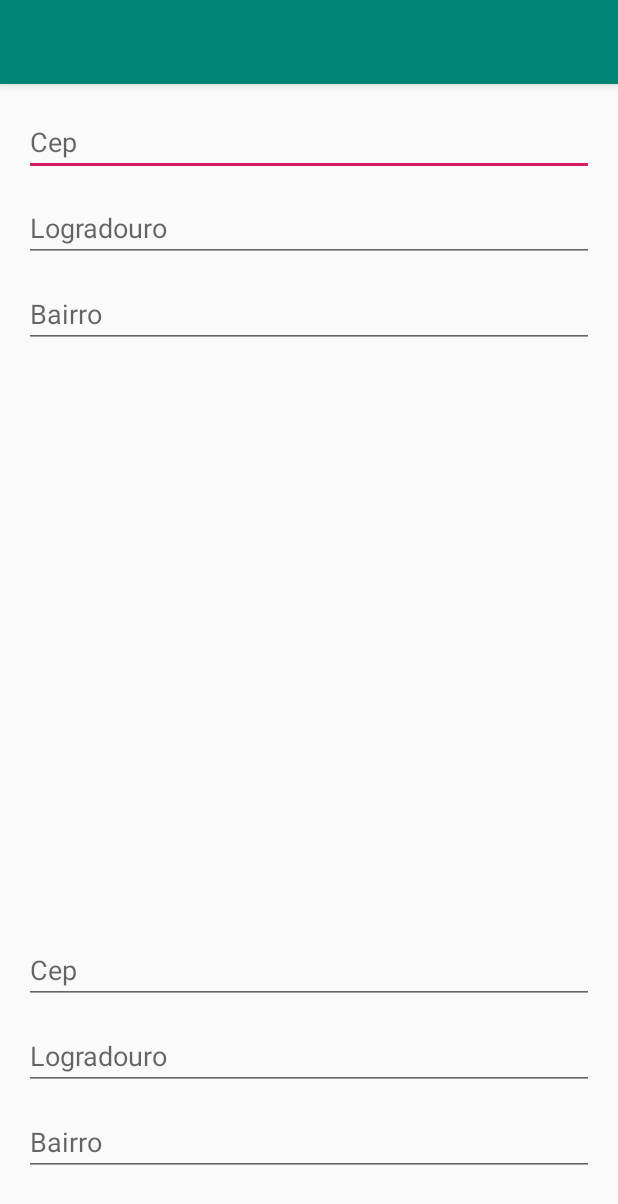
After one commit to kelydsc/BuscaCepRetrofit, an Android app: the layout activity_retorna_ceps.xml on its own in the app's theme, with its tools: preview values and no code run, on a phone screen of 412 x 824 dp. The commit adds this screen. Shown: the top 1204 px of the screen. Run offline under Robolectric (Android 15) with nearby library versions, the phone set to English and light mode, and no system bars.

Commit message:
Inclusão de retorno de cep a partir do endereço.

```diff
--- /dev/null
+++ b/app/src/main/res/layout/activity_retorna_ceps.xml
@@ -0,0 +1,37 @@
+<?xml version="1.0" encoding="utf-8"?>
+<androidx.constraintlayout.widget.ConstraintLayout xmlns:android="http://schemas.android.com/apk/res/android"
+    xmlns:app="http://schemas.android.com/apk/res-auto"
+    xmlns:tools="http://schemas.android.com/tools"
+    android:layout_width="match_parent"
+    android:layout_height="match_parent"
+    tools:context=".view.RetornaCepsActivity">
+
+    <com.google.android.material.appbar.AppBarLayout
+        android:id="@+id/appBarLayout"
+        android:layout_width="match_parent"
+        android:layout_height="wrap_content"
+        android:theme="@style/AppTheme.AppBarOverlay"
+        app:layout_constraintEnd_toEndOf="parent"
+        app:layout_constraintStart_toStartOf="parent"
+        app:layout_constraintTop_toTopOf="parent">
+
+        <androidx.appcompat.widget.Toolbar
+            android:id="@+id/toolbar"
+            android:layout_width="match_parent"
+            android:layout_height="?attr/actionBarSize"
+            app:popupTheme="@style/AppTheme.PopupOverlay" />
+
+    </com.google.android.material.appbar.AppBarLayout>
+
+    <androidx.recyclerview.widget.RecyclerView
+        android:id="@+id/recyclerview_cep"
+        android:layout_width="match_parent"
+        android:layout_height="wrap_content"
+        app:layoutManager="androidx.recyclerview.widget.LinearLayoutManager"
+        tools:listitem="@layout/cep_recyclerview_item"
+        tools:ignore="MissingConstraints"
+        app:layout_constraintEnd_toEndOf="parent"
+        app:layout_constraintStart_toStartOf="parent"
+        app:layout_constraintTop_toBottomOf="@+id/appBarLayout" />
+
+</androidx.constraintlayout.widget.ConstraintLayout>
--- /dev/null
+++ b/app/src/main/res/layout/cep_recyclerview_item.xml
@@ -0,0 +1,59 @@
+<?xml version="1.0" encoding="utf-8"?>
+<androidx.constraintlayout.widget.ConstraintLayout xmlns:android="http://schemas.android.com/apk/res/android"
+    xmlns:app="http://schemas.android.com/apk/res-auto"
+    xmlns:tools="http://schemas.android.com/tools"
+    android:layout_width="match_parent"
+    android:layout_height="match_parent">
+
+    <LinearLayout
+        android:id="@+id/linearLayout01"
+        android:layout_width="match_parent"
+        android:layout_height="match_parent"
+        android:orientation="vertical"
+        android:padding="8dp">
+
+        <EditText
+            android:id="@+id/et_ceps"
+            android:layout_width="match_parent"
+            android:layout_height="wrap_content"
+            android:layout_marginEnd="8dp"
+            android:layout_marginStart="8dp"
+            android:layout_marginTop="8dp"
+            android:ems="10"
+            android:hint="Cep"
+            android:inputType="textPersonName"
+            app:layout_constraintEnd_toEndOf="parent"
+            app:layout_constraintStart_toStartOf="parent"
+            app:layout_constraintTop_toBottomOf="@+id/btn_buscar_por_cep" />
+
+        <EditText
+            android:id="@+id/et_rua_cep"
+            android:layout_width="match_parent"
+            android:layout_height="wrap_content"
+            android:layout_marginEnd="8dp"
+            android:layout_marginStart="8dp"
+            android:layout_marginTop="12dp"
+            android:ems="10"
+            android:hint="Logradouro"
+            android:inputType="textPersonName"
+            app:layout_constraintEnd_toEndOf="parent"
+            app:layout_constraintStart_toStartOf="parent"
+            app:layout_constraintTop_toBottomOf="@+id/et_ceps" />
+
+        <EditText
+            android:id="@+id/et_bairro_cep"
+            android:layout_width="match_parent"
+            android:layout_height="wrap_content"
+            android:layout_marginEnd="8dp"
+            android:layout_marginStart="8dp"
+            android:layout_marginTop="12dp"
+            android:ems="10"
+            android:hint="Bairro"
+            android:inputType="textPersonName"
+            app:layout_constraintEnd_toEndOf="parent"
+            app:layout_constraintStart_toStartOf="parent"
+            app:layout_constraintTop_toBottomOf="@+id/et_rua_cep" />
+
+    </LinearLayout>
+
+</androidx.constraintlayout.widget.ConstraintLayout>
--- a/app/src/main/res/values/styles.xml
+++ b/app/src/main/res/values/styles.xml
@@ -8,4 +8,9 @@
         <item name="colorAccent">@color/colorAccent</item>
     </style>
 
+    <!--Toolbar Theme-->
+    <style name="AppTheme.AppBarOverlay" parent="ThemeOverlay.AppCompat.Dark.ActionBar" />
+
+    <style name="AppTheme.PopupOverlay" parent="ThemeOverlay.AppCompat.Light" />
+
 </resources>
```
Also changed, not shown: app/src/main/AndroidManifest.xml (+6 -1 lines), app/src/main/java/br/com/buscacepretrofit/adapter/RecyclerViewCepAdapter.java (added, +95 -0 lines), app/src/main/java/br/com/buscacepretrofit/interfaces/RecyclerViewCepClickListener.java (added, +8 -0 lines), app/src/main/java/br/com/buscacepretrofit/view/MainActivity.java (+13 -0 lines), app/src/main/java/br/com/buscacepretrofit/view/RetornaCepsActivity.java (added, +90 -0 lines).
